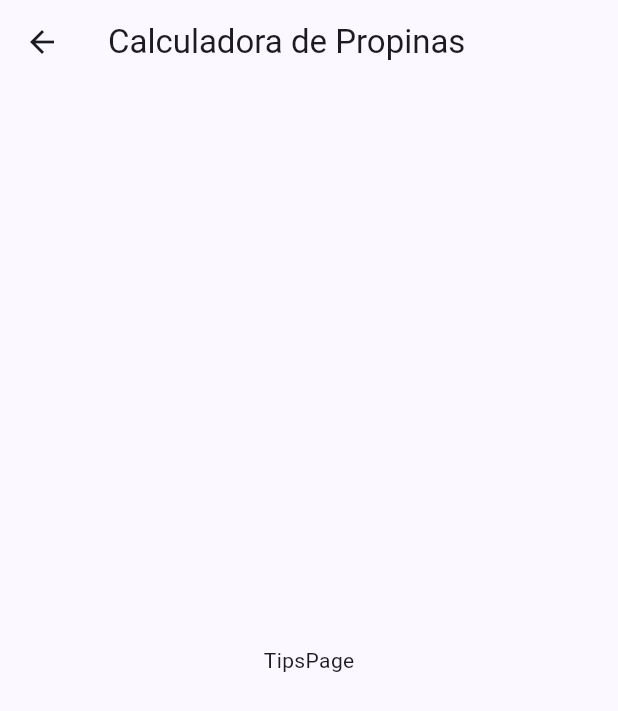
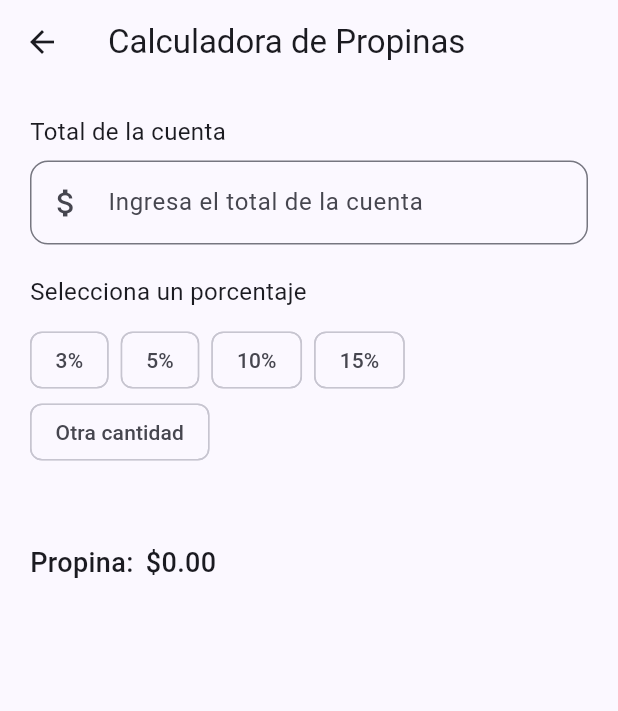
Before and after one commit to HectorPolendo-DEV/Flutter-prueba-tecnica, a Flutter app: the screen it shows after launch, after a tap on "Tips", on a phone screen of 412 x 824 dp. Shown: the top 711 px of the screen. Run offline on Flutter 3.47's test engine with Material 3 defaults, Android fonts, the phone set to English and light mode, and no system bars; our stand-ins replace cached_network_image, dio, flutter_dotenv, go_router, hive, hive_flutter; accounts and stored records are empty.

Commit message:
tip calculator module complete

```diff
--- a/lib/features/tips/presentation/view/tips_page.dart
+++ b/lib/features/tips/presentation/view/tips_page.dart
@@ -1,13 +1,158 @@
 import 'package:flutter/material.dart';
+import 'package:provider/provider.dart';
+import '../viewmodel/tips_viewmodel.dart';
 
 class TipsPage extends StatelessWidget {
   const TipsPage({super.key});
 
   @override
   Widget build(BuildContext context) {
-    return Scaffold(
-      appBar: AppBar(title: const Text('Calculadora de Propinas')),
-      body: const Center(child: Text('TipsPage')),
+    return ChangeNotifierProvider(
+      create: (_) => TipsViewModel(),
+      child: const _TipsView(),
     );
   }
 }
+
+class _TipsView extends StatefulWidget {
+  const _TipsView();
+
+  @override
+  State<_TipsView> createState() => _TipsViewState();
+}
+
+class _TipsViewState extends State<_TipsView> {
+  final totalController = TextEditingController();
+  final customController = TextEditingController();
+
+  @override
+  void dispose() {
+    totalController.dispose();
+    customController.dispose();
+    super.dispose();
+  }
+
+  @override
+  Widget build(BuildContext context) {
+    final vm = context.watch<TipsViewModel>();
+
+    return Scaffold(
+      appBar: AppBar(title: const Text('Calculadora de Propinas')),
+      body: SingleChildScrollView(
+        padding: const EdgeInsets.all(20),
+        child: Column(
+          crossAxisAlignment: CrossAxisAlignment.start,
+          children: [
+            const Text('Total de la cuenta', style: TextStyle(fontSize: 16)),
+            const SizedBox(height: 8),
+            TextField(
+              controller: totalController,
+              keyboardType: TextInputType.number,
+              decoration: InputDecoration(
+                hintText: 'Ingresa el total de la cuenta',
+                prefixIcon: Icon(Icons.attach_money),
+                border: OutlineInputBorder(
+                  borderRadius: BorderRadius.circular(12),
+                ),
+              ),
+              onChanged: vm.setTotal,
+            ),
+            const SizedBox(height: 20),
+            const Text(
+              'Selecciona un porcentaje',
+              style: TextStyle(fontSize: 16),
+            ),
+            const SizedBox(height: 10),
+            Wrap(
+              spacing: 8,
+              children: [
+                for (var p in [3, 5, 10, 15])
+                  ChoiceChip(
+                    label: Text('$p%'),
+                    selected: vm.percentage == p && !vm.customMode,
+                    onSelected: (_) => vm.setPercentage(p.toDouble()),
+                  ),
+                ChoiceChip(
+                  label: const Text('Otra cantidad'),
+                  selected: vm.customMode,
+                  onSelected: vm.setCustomMode,
+                ),
+              ],
+            ),
+            const SizedBox(height: 20),
+            if (vm.customMode)
+              TextField(
+                controller: customController,
+                keyboardType: TextInputType.number,
+                decoration: InputDecoration(
+                  hintText: 'Ingresa la propina personalizada',
+                  prefixIcon: Icon(Icons.attach_money),
+                  border: OutlineInputBorder(
+                    borderRadius: BorderRadius.circular(12),
+                  ),
+                ),
+                onChanged: vm.setCustomTipAmount,
+              ),
+            const SizedBox(height: 30),
+            Column(
+              children: [
+                Row(
+                  children: [
+                    const Text(
+                      'Propina:',
+                      style: TextStyle(
+                        fontSize: 18,
+                        fontWeight: FontWeight.w500,
+                      ),
+                    ),
+                    const SizedBox(width: 8),
+                    AnimatedSwitcher(
+                      duration: const Duration(milliseconds: 300),
+                      transitionBuilder: (child, animation) =>
+                          ScaleTransition(scale: animation, child: child),
+                      child: Text(
+                        '\$${vm.tipAmount.toStringAsFixed(2)}',
+                        key: ValueKey(vm.tipAmount),
+                        style: const TextStyle(
+                          fontSize: 18,
+                          fontWeight: FontWeight.w500,
+                        ),
+                      ),
+                    ),
+                  ],
+                ),
+                const SizedBox(height: 16),
+                if (vm.total > 0 && vm.tipAmount > 0)
+                  Row(
+                    children: [
+                      Text(
+                        'Total a pagar:',
+                        style: const TextStyle(
+                          fontSize: 18,
+                          fontWeight: FontWeight.w500,
+                        ),
+                      ),
+                      const SizedBox(width: 8),
+                      AnimatedSwitcher(
+                        duration: const Duration(milliseconds: 300),
+                        transitionBuilder: (child, animation) =>
+                            ScaleTransition(scale: animation, child: child),
+                        child: Text(
+                          '\$${(vm.total + vm.tipAmount).toStringAsFixed(2)}',
+                          key: ValueKey(vm.total + vm.tipAmount),
+                          style: const TextStyle(
+                            fontSize: 18,
+                            fontWeight: FontWeight.w500,
+                          ),
+                        ),
+                      ),
+                    ],
+                  ),
+              ],
+            ),
+          ],
+        ),
+      ),
+    );
+  }
+}
--- /dev/null
+++ b/lib/features/tips/presentation/viewmodel/tips_viewmodel.dart
@@ -0,0 +1,44 @@
+import 'package:flutter/material.dart';
+
+class TipsViewModel extends ChangeNotifier {
+  double _total = 0;
+  double _percentage = 0;
+  double _tipAmount = 0;
+  bool _customMode = false;
+
+  double get total => _total;
+  double get percentage => _percentage;
+  double get tipAmount => _tipAmount;
+  bool get customMode => _customMode;
+
+  void setTotal(String value) {
+    _total = double.tryParse(value) ?? 0;
+    _recalculate();
+  }
+
+  void setPercentage(double value) {
+    _percentage = value;
+    _customMode = false;
+    _recalculate();
+  }
+
+  void setCustomMode(bool value) {
+    _customMode = value;
+    if (value) {
+      _percentage = 0;
+      _tipAmount = 0;
+    }
+    notifyListeners();
+  }
+
+  void setCustomTipAmount(String value) {
+    _tipAmount = double.tryParse(value) ?? 0;
+    notifyListeners();
+  }
+
+  void _recalculate() {
+    if (_customMode) return;
+    _tipAmount = (_total * _percentage) / 100;
+    notifyListeners();
+  }
+}
```
